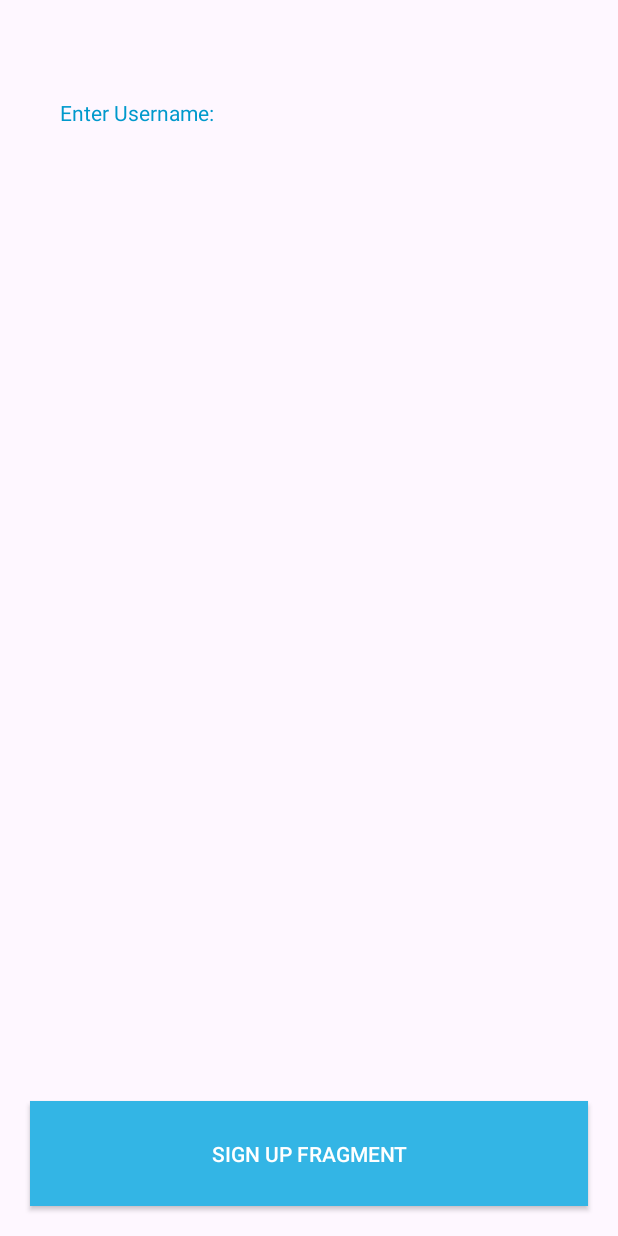
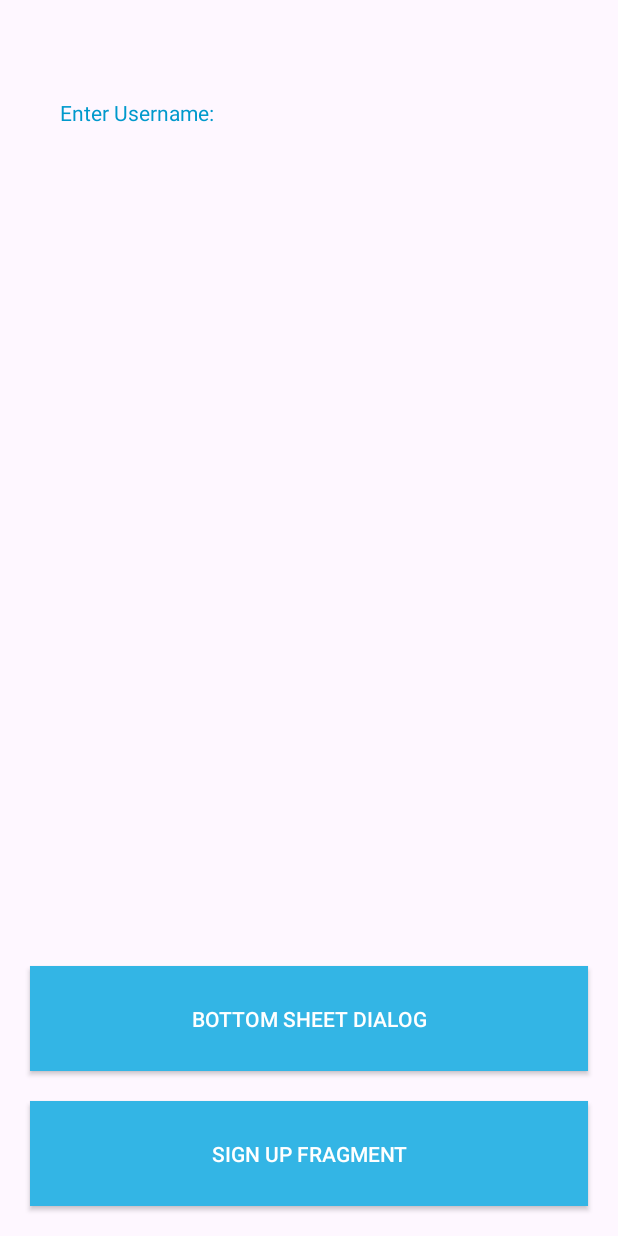
Before and after one commit to Baiaasana/KeyboardEventSynchronized, an Android app: the screen it shows after launch (MainActivity2), on a phone screen of 412 x 824 dp. Run offline under Robolectric (Android 15) with nearby library versions, the phone set to English and light mode, and no system bars.

Commit message:
add bottom sheet dialog

```diff
--- a/app/build.gradle
+++ b/app/build.gradle
@@ -1,6 +1,7 @@
 plugins {
     id 'com.android.application'
     id 'org.jetbrains.kotlin.android'
+    id 'androidx.navigation.safeargs.kotlin'
 }
 
 android {
--- a/app/src/main/AndroidManifest.xml
+++ b/app/src/main/AndroidManifest.xml
@@ -13,10 +13,11 @@
         android:theme="@style/Theme.KeyboardEvent"
         tools:targetApi="31">
         <activity
-            android:name=".MainActivity"
+            android:name=".activities.MainActivity"
             android:exported="false" />
         <activity
-            android:name=".MainActivity2"
+            android:name=".activities.MainActivity2"
+            android:windowSoftInputMode="adjustPan"
             android:exported="true">
             <intent-filter>
                 <action android:name="android.intent.action.MAIN" />
--- a/app/src/main/java/com/example/keyboardevent/MainActivity2.kt
+++ /dev/null
@@ -1,11 +0,0 @@
-package com.example.keyboardevent
-
-import androidx.appcompat.app.AppCompatActivity
-import android.os.Bundle
-
-class MainActivity2 : AppCompatActivity() {
-    override fun onCreate(savedInstanceState: Bundle?) {
-        super.onCreate(savedInstanceState)
-        setContentView(R.layout.activity_main2)
-    }
-}
--- /dev/null
+++ b/app/src/main/java/com/example/keyboardevent/activities/MainActivity2.kt
@@ -0,0 +1,21 @@
+package com.example.keyboardevent.activities
+
+import androidx.appcompat.app.AppCompatActivity
+import android.os.Bundle
+import android.view.WindowManager
+import com.example.keyboardevent.R
+import com.example.keyboardevent.databinding.ActivityMain2Binding
+import com.example.keyboardevent.databinding.ActivityMainBinding
+import com.example.keyboardevent.fragments.bottom_sheet.BottomSheetDialogFragment
+
+class MainActivity2 : AppCompatActivity() {
+
+    private lateinit var binding: ActivityMain2Binding
+    override fun onCreate(savedInstanceState: Bundle?) {
+        super.onCreate(savedInstanceState)
+        binding = ActivityMain2Binding.inflate(layoutInflater)
+        setContentView(binding.root)
+
+//        window.setSoftInputMode(WindowManager.LayoutParams.SOFT_INPUT_ADJUST_RESIZE)
+    }
+}
--- a/app/src/main/java/com/example/keyboardevent/InsetsWithKeyboardAnimationCallback.kt
+++ b/app/src/main/java/com/example/keyboardevent/animationUtils/animation_for_view/InsetsWithKeyboardAnimationCallback.kt
@@ -1,4 +1,4 @@
-package com.example.keyboardevent
+package com.example.keyboardevent.animationUtils.animation_for_view
 
 import android.view.View
 import androidx.core.graphics.Insets
--- a/app/src/main/java/com/example/keyboardevent/InsetsWithKeyboardCallback.kt
+++ b/app/src/main/java/com/example/keyboardevent/animationUtils/animation_for_view/InsetsWithKeyboardCallback.kt
@@ -1,4 +1,4 @@
-package com.example.keyboardevent
+package com.example.keyboardevent.animationUtils.animation_for_view
 
 import android.os.Build
 import android.view.View
--- a/app/src/main/java/com/example/keyboardevent/BlankFragment.kt
+++ b/app/src/main/java/com/example/keyboardevent/fragments/home/HomeFragment.kt
@@ -1,4 +1,4 @@
-package com.example.keyboardevent
+package com.example.keyboardevent.fragments.home
 
 import android.content.Context
 import android.os.Bundle
@@ -8,9 +8,12 @@ import android.view.View
 import android.view.ViewGroup
 import android.view.inputmethod.InputMethodManager
 import androidx.core.view.ViewCompat
+import androidx.navigation.fragment.findNavController
+import com.example.keyboardevent.animationUtils.animation_for_view.InsetsWithKeyboardAnimationCallback
+import com.example.keyboardevent.animationUtils.animation_for_view.InsetsWithKeyboardCallback
 import com.example.keyboardevent.databinding.FragmentBlankBinding
 
-class BlankFragment : Fragment() {
+class HomeFragment : Fragment() {
 
     private var _binding: FragmentBlankBinding? = null
     private val binding get() = _binding!!
@@ -26,14 +29,21 @@ class BlankFragment : Fragment() {
     override fun onViewCreated(view: View, savedInstanceState: Bundle?) {
         super.onViewCreated(view, savedInstanceState)
 
+        listeners()
+        setUpKeyboard()
+
+    }
+
+    private fun setUpKeyboard(){
         val insetsWithKeyboardCallback = InsetsWithKeyboardCallback(requireActivity().window)
         ViewCompat.setOnApplyWindowInsetsListener(binding.rootId2, insetsWithKeyboardCallback)
         ViewCompat.setWindowInsetsAnimationCallback(binding.rootId2, insetsWithKeyboardCallback)
 
         val insetsWithKeyboardAnimationCallback = InsetsWithKeyboardAnimationCallback(binding.button)
+        val insetsWithKeyboardAnimationCallback2 = InsetsWithKeyboardAnimationCallback(binding.btnBottomSheetDialog)
         ViewCompat.setWindowInsetsAnimationCallback(binding.button, insetsWithKeyboardAnimationCallback)
-
-        showSoftKeyboard(binding.input)
+        ViewCompat.setWindowInsetsAnimationCallback(binding.btnBottomSheetDialog, insetsWithKeyboardAnimationCallback2)
+//        showSoftKeyboard(binding.input)
     }
 
     private fun showSoftKeyboard(view: View) {
@@ -42,4 +52,10 @@ class BlankFragment : Fragment() {
         imm?.toggleSoftInput(InputMethodManager.SHOW_FORCED, 0)
     }
 
+    private fun listeners(){
+        binding.btnBottomSheetDialog.setOnClickListener {
+            findNavController().navigate(HomeFragmentDirections.actionBlankFragmentToBottomSheetDialogFragment())
+        }
+    }
+
 }
--- a/app/src/main/res/layout/activity_main.xml
+++ b/app/src/main/res/layout/activity_main.xml
@@ -6,7 +6,7 @@
     android:layout_height="match_parent"
     android:id="@+id/root_id"
     android:backgroundTint="@color/white"
-    tools:context=".MainActivity">
+    tools:context=".activities.MainActivity">
 
     <androidx.appcompat.widget.AppCompatButton
         android:id="@+id/button"
--- a/app/src/main/res/layout/activity_main2.xml
+++ b/app/src/main/res/layout/activity_main2.xml
@@ -4,7 +4,7 @@
     xmlns:tools="http://schemas.android.com/tools"
     android:layout_width="match_parent"
     android:layout_height="match_parent"
-    tools:context=".MainActivity2">
+    tools:context=".activities.MainActivity2">
 
     <androidx.fragment.app.FragmentContainerView
         android:id="@+id/nav_host_fragment"
--- a/app/src/main/res/layout/fragment_blank.xml
+++ b/app/src/main/res/layout/fragment_blank.xml
@@ -5,7 +5,7 @@
     android:layout_height="match_parent"
     android:id="@+id/root_id_2"
     xmlns:app="http://schemas.android.com/apk/res-auto"
-    tools:context=".BlankFragment">
+    tools:context=".fragments.home.HomeFragment">
 
     <androidx.appcompat.widget.AppCompatButton
         android:id="@+id/button"
@@ -21,6 +21,21 @@
         app:layout_constraintBottom_toBottomOf="parent"
         app:layout_constraintEnd_toEndOf="parent"
         app:layout_constraintStart_toStartOf="parent" />
+
+    <androidx.appcompat.widget.AppCompatButton
+        android:id="@+id/btnBottomSheetDialog"
+        android:layout_width="match_parent"
+        android:layout_height="70dp"
+        android:layout_margin="20dp"
+        android:background="@android:color/holo_blue_light"
+        android:padding="20dp"
+        android:text="Bottom Sheet Dialog"
+        android:textColor="@color/white"
+        android:textColorHint="@android:color/darker_gray"
+        android:textSize="14sp"
+        app:layout_constraintBottom_toTopOf="@+id/button"
+        app:layout_constraintEnd_toEndOf="@+id/button"
+        app:layout_constraintStart_toStartOf="@+id/button" />
 
     <androidx.appcompat.widget.AppCompatEditText
         android:id="@+id/input"
--- a/app/src/main/res/navigation/navigation_graph.xml
+++ b/app/src/main/res/navigation/navigation_graph.xml
@@ -7,7 +7,16 @@
 
     <fragment
         android:id="@+id/blankFragment"
-        android:name="com.example.keyboardevent.BlankFragment"
+        android:name="com.example.keyboardevent.fragments.home.HomeFragment"
         android:label="fragment_blank"
-        tools:layout="@layout/fragment_blank" />
+        tools:layout="@layout/fragment_blank" >
+        <action
+            android:id="@+id/action_blankFragment_to_bottomSheetDialogFragment"
+            app:destination="@id/bottomSheetDialogFragment" />
+    </fragment>
+    <dialog
+        android:id="@+id/bottomSheetDialogFragment"
+        android:name="com.example.keyboardevent.fragments.bottom_sheet.BottomSheetDialogFragment"
+        android:label="BottomSheetDialogFragment"
+        tools:layout="@layout/fragment_bottom_sheet_dialog"/>
 </navigation>
```
Also changed, not shown: app/src/main/java/com/example/keyboardevent/activities/MainActivity.kt (renamed from app/src/main/java/com/example/keyboardevent/MainActivity.kt, +3 -7 lines), app/src/main/java/com/example/keyboardevent/fragments/bottom_sheet/BottomSheetDialogFragment.kt (added, +56 -0 lines), app/src/main/res/drawable/rounded_dialog.xml (added, +8 -0 lines), app/src/main/res/layout/fragment_bottom_sheet_dialog.xml (added, +60 -0 lines), app/src/main/res/values/themes.xml (+21 -0 lines), build.gradle (+10 -0 lines).
